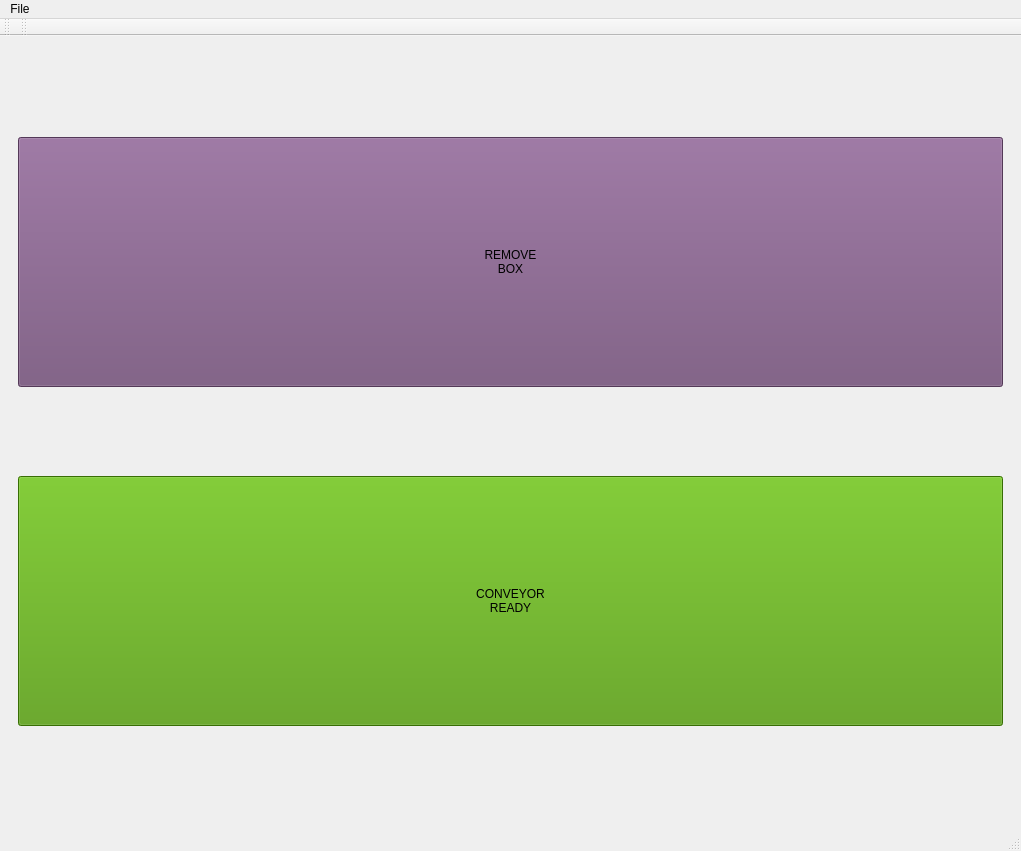
Above: App/ExpoVisualisator/mainwindow.ui from break11/AutoStorage before the change. Below: the same form after it.
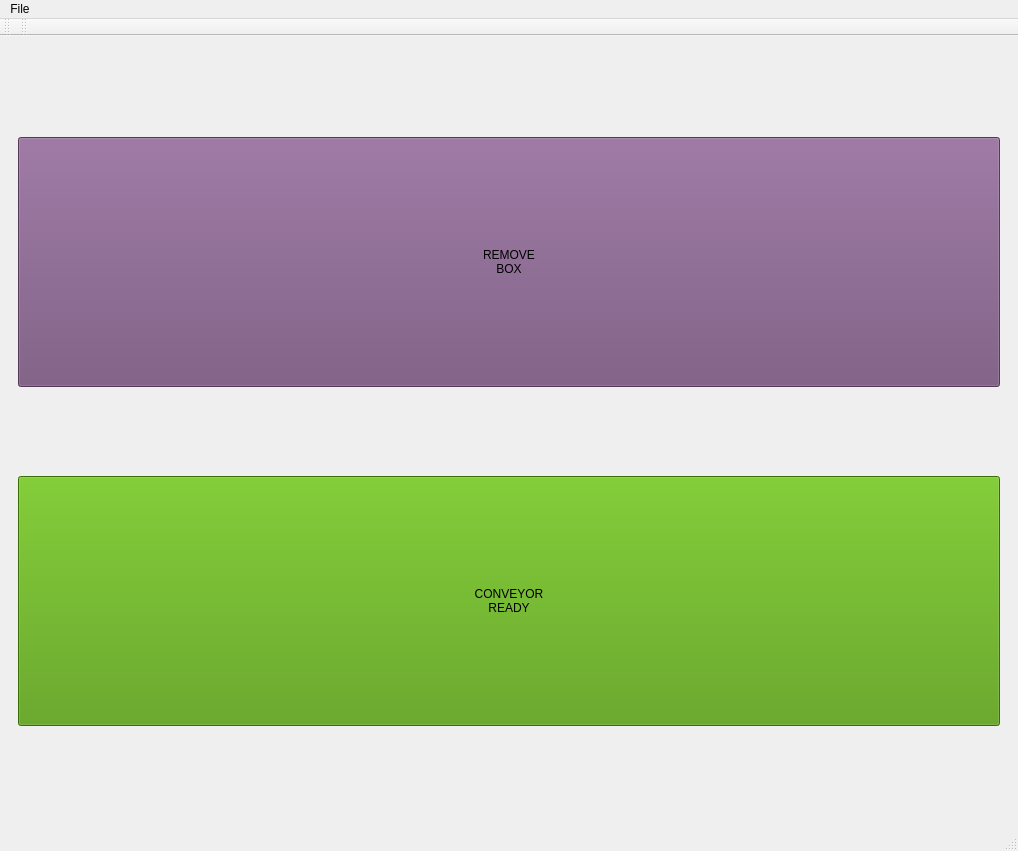
That is the form after the change. Icons and pictures are not drawn.

```diff
--- a/App/ExpoVisualisator/mainwindow.ui
+++ b/App/ExpoVisualisator/mainwindow.ui
@@ -6,17 +6,26 @@
    <rect>
     <x>0</x>
     <y>0</y>
-    <width>1021</width>
+    <width>1018</width>
     <height>851</height>
    </rect>
   </property>
   <property name="windowTitle">
    <string>ExpoVisualisator</string>
   </property>
+  <property name="styleSheet">
+   <string notr="true"/>
+  </property>
   <widget class="QWidget" name="centralwidget">
+   <property name="styleSheet">
+    <string notr="true">#centralwidget {background-image: url(:/images/bg.jpg);}</string>
+   </property>
    <layout class="QVBoxLayout" name="verticalLayout">
     <item>
      <widget class="QWidget" name="wStoragePlaces" native="true">
+      <property name="styleSheet">
+       <string notr="true"/>
+      </property>
       <layout class="QGridLayout" name="gridLayout">
        <item row="1" column="0">
         <widget class="QPushButton" name="btnConveyorReady">
@@ -97,7 +106,7 @@
     <rect>
      <x>0</x>
      <y>0</y>
-     <width>1021</width>
+     <width>1018</width>
      <height>22</height>
     </rect>
    </property>
```
Left out of the diff: 4 changed lines with no effect on the pictures.
